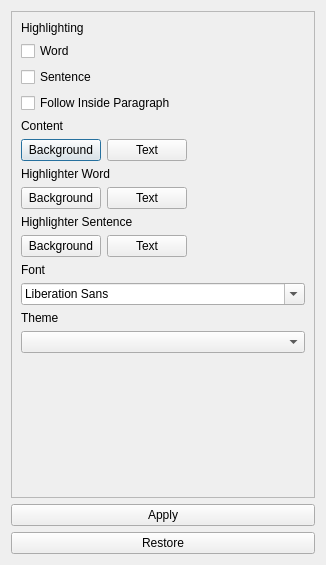
Old version of the form src/forms/color_settings.ui in the repository DinoZAR/CentralAccessReader.
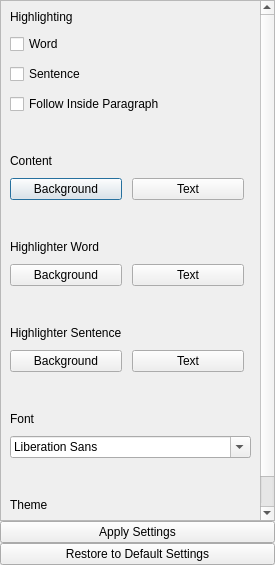
New version of the form. Icons and pictures are not drawn.

Diff of the .ui file:
```diff
--- a/src/forms/color_settings.ui
+++ b/src/forms/color_settings.ui
@@ -6,7 +6,7 @@
    <rect>
     <x>0</x>
     <y>0</y>
-    <width>326</width>
+    <width>275</width>
     <height>565</height>
    </rect>
   </property>
@@ -18,6 +18,12 @@
     <normaloff>:/classic/icons/color_settings_classic.png</normaloff>:/classic/icons/color_settings_classic.png</iconset>
   </property>
   <layout class="QVBoxLayout" name="verticalLayout_9">
+   <property name="spacing">
+    <number>0</number>
+   </property>
+   <property name="margin">
+    <number>0</number>
+   </property>
    <item>
     <widget class="QScrollArea" name="scrollArea">
      <property name="horizontalScrollBarPolicy">
@@ -31,13 +37,19 @@
        <rect>
         <x>0</x>
         <y>0</y>
-        <width>306</width>
-        <height>485</height>
+        <width>256</width>
+        <height>594</height>
        </rect>
       </property>
       <layout class="QVBoxLayout" name="verticalLayout_8">
+       <property name="spacing">
+        <number>40</number>
+       </property>
        <item>
         <layout class="QVBoxLayout" name="verticalLayout">
+         <property name="spacing">
+          <number>10</number>
+         </property>
          <item>
           <widget class="QLabel" name="label_8">
            <property name="text">
@@ -70,6 +82,9 @@
        </item>
        <item>
         <layout class="QVBoxLayout" name="verticalLayout_2">
+         <property name="spacing">
+          <number>10</number>
+         </property>
          <item>
           <widget class="QLabel" name="label_6">
            <property name="text">
@@ -98,12 +113,6 @@
              <property name="orientation">
               <enum>Qt::Horizontal</enum>
              </property>
-             <property name="sizeHint" stdset="0">
-              <size>
-               <width>40</width>
-               <height>20</height>
-              </size>
-             </property>
             </spacer>
            </item>
           </layout>
@@ -112,6 +121,9 @@
        </item>
        <item>
         <layout class="QVBoxLayout" name="verticalLayout_3">
+         <property name="spacing">
+          <number>10</number>
+         </property>
          <item>
           <widget class="QLabel" name="label_4">
            <property name="text">
@@ -140,12 +152,6 @@
              <property name="orientation">
               <enum>Qt::Horizontal</enum>
              </property>
-             <property name="sizeHint" stdset="0">
-              <size>
-               <width>40</width>
-               <height>20</height>
-              </size>
-             </property>
             </spacer>
            </item>
           </layout>
@@ -154,6 +160,9 @@
        </item>
        <item>
         <layout class="QVBoxLayout" name="verticalLayout_4">
+         <property name="spacing">
+          <number>10</number>
+         </property>
          <item>
           <widget class="QLabel" name="label_5">
            <property name="text">
@@ -182,12 +191,6 @@
              <property name="orientation">
               <enum>Qt::Horizontal</enum>
              </property>
-             <property name="sizeHint" stdset="0">
-              <size>
-               <width>40</width>
-               <height>20</height>
-              </size>
-             </property>
             </spacer>
            </item>
           </layout>
@@ -196,6 +199,9 @@
        </item>
        <item>
         <layout class="QVBoxLayout" name="verticalLayout_5">
+         <property name="spacing">
+          <number>10</number>
+         </property>
          <item>
           <widget class="QLabel" name="label_9">
            <property name="text">
@@ -204,12 +210,19 @@
           </widget>
          </item>
          <item>
-          <widget class="QFontComboBox" name="fontComboBox"/>
+          <widget class="QFontComboBox" name="fontComboBox">
+           <property name="sizeAdjustPolicy">
+            <enum>QComboBox::AdjustToMinimumContentsLength</enum>
+           </property>
+          </widget>
          </item>
         </layout>
        </item>
        <item>
         <layout class="QVBoxLayout" name="verticalLayout_6">
+         <property name="spacing">
+          <number>10</number>
+         </property>
          <item>
           <widget class="QLabel" name="label_2">
            <property name="text">
@@ -218,7 +231,11 @@
           </widget>
          </item>
          <item>
-          <widget class="QComboBox" name="themeComboBox"/>
+          <widget class="QComboBox" name="themeComboBox">
+           <property name="sizeAdjustPolicy">
+            <enum>QComboBox::AdjustToMinimumContentsLength</enum>
+           </property>
+          </widget>
          </item>
         </layout>
        </item>
@@ -247,7 +264,7 @@
         <string>Applies new settings</string>
        </property>
        <property name="text">
-        <string>Apply</string>
+        <string>Apply Settings</string>
        </property>
        <property name="iconSize">
         <size>
@@ -263,7 +280,7 @@
         <string>Restores settings to their default values</string>
        </property>
        <property name="text">
-        <string>Restore</string>
+        <string>Restore to Default Settings</string>
        </property>
       </widget>
      </item>
```
